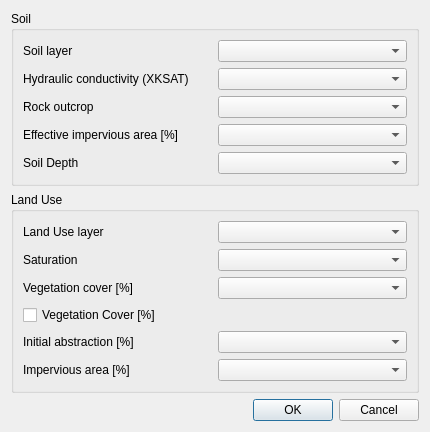
FLO-2DSoftware/qgis-flo-2d-plugin, file flo2d/ui/infil_green_ampt.ui: the form before one commit.
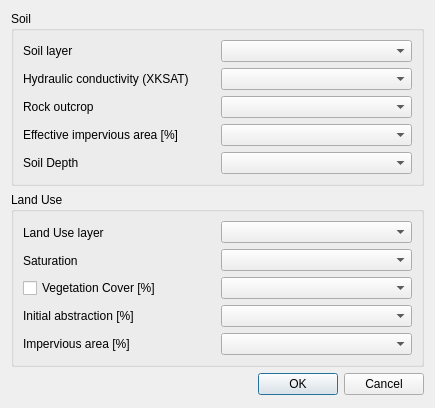
The form after the commit.

Commit message: Green-Ampt infiltration. 1) Dialog restore field names 2) Default values to non-intersecting land use shapefile 3) Switch for vegetation coverage

Diff of the .ui file:
```diff
--- a/flo2d/ui/infil_green_ampt.ui
+++ b/flo2d/ui/infil_green_ampt.ui
@@ -6,7 +6,7 @@
    <rect>
     <x>0</x>
     <y>0</y>
-    <width>430</width>
+    <width>435</width>
     <height>408</height>
    </rect>
   </property>
@@ -14,66 +14,141 @@
    <string>Compute Green-Ampt</string>
   </property>
   <layout class="QGridLayout" name="gridLayout">
+   <item row="2" column="0">
+    <widget class="QGroupBox" name="land_grp">
+     <property name="title">
+      <string>Land Use</string>
+     </property>
+     <layout class="QGridLayout" name="gridLayout_7">
+      <item row="0" column="0">
+       <layout class="QGridLayout" name="gridLayout_3">
+        <item row="3" column="0">
+         <widget class="QLabel" name="label_8">
+          <property name="text">
+           <string>Initial abstraction [%]</string>
+          </property>
+         </widget>
+        </item>
+        <item row="1" column="0">
+         <widget class="QLabel" name="label_6">
+          <property name="text">
+           <string>Saturation</string>
+          </property>
+         </widget>
+        </item>
+        <item row="2" column="0">
+         <widget class="QCheckBox" name="veg_cover_chBox">
+          <property name="text">
+           <string>Vegetation Cover [%]</string>
+          </property>
+         </widget>
+        </item>
+        <item row="4" column="0">
+         <widget class="QLabel" name="label_9">
+          <property name="text">
+           <string>Impervious area [%]</string>
+          </property>
+         </widget>
+        </item>
+        <item row="0" column="0">
+         <widget class="QLabel" name="label_5">
+          <property name="text">
+           <string>Land Use layer</string>
+          </property>
+         </widget>
+        </item>
+       </layout>
+      </item>
+      <item row="0" column="1">
+       <layout class="QGridLayout" name="gridLayout_4">
+        <item row="2" column="0">
+         <widget class="QComboBox" name="vc_cbo"/>
+        </item>
+        <item row="4" column="0">
+         <widget class="QComboBox" name="rtimpl_cbo"/>
+        </item>
+        <item row="0" column="0">
+         <widget class="QComboBox" name="land_cbo"/>
+        </item>
+        <item row="1" column="0">
+         <widget class="QComboBox" name="saturation_cbo"/>
+        </item>
+        <item row="3" column="0">
+         <widget class="QComboBox" name="ia_cbo"/>
+        </item>
+       </layout>
+      </item>
+     </layout>
+    </widget>
+   </item>
    <item row="1" column="0">
     <widget class="QGroupBox" name="soil_grp">
      <property name="title">
       <string>Soil</string>
      </property>
-     <layout class="QGridLayout" name="gridLayout_2">
-      <item row="3" column="1">
-       <widget class="QComboBox" name="eff_cbo"/>
-      </item>
-      <item row="3" column="0">
-       <widget class="QLabel" name="label_3">
-        <property name="text">
-         <string>Effective impervious area [%]</string>
-        </property>
-       </widget>
-      </item>
-      <item row="1" column="1">
-       <widget class="QComboBox" name="xksat_cbo"/>
-      </item>
-      <item row="2" column="1">
-       <widget class="QComboBox" name="rtimps_cbo"/>
-      </item>
-      <item row="2" column="0">
-       <widget class="QLabel" name="label_2">
-        <property name="text">
-         <string>Rock outcrop</string>
-        </property>
-       </widget>
-      </item>
-      <item row="1" column="0">
-       <widget class="QLabel" name="label">
-        <property name="text">
-         <string>Hydraulic conductivity (XKSAT)</string>
-        </property>
-       </widget>
-      </item>
-      <item row="0" column="0">
-       <widget class="QLabel" name="label_4">
-        <property name="text">
-         <string>Soil layer</string>
-        </property>
-       </widget>
-      </item>
+     <layout class="QGridLayout" name="gridLayout_6">
       <item row="0" column="1">
-       <widget class="QComboBox" name="soil_cbo"/>
+       <layout class="QGridLayout" name="gridLayout_5">
+        <item row="1" column="0">
+         <widget class="QComboBox" name="xksat_cbo"/>
+        </item>
+        <item row="3" column="0">
+         <widget class="QComboBox" name="eff_cbo"/>
+        </item>
+        <item row="4" column="0">
+         <widget class="QComboBox" name="soil_depth_cbo"/>
+        </item>
+        <item row="0" column="0">
+         <widget class="QComboBox" name="soil_cbo"/>
+        </item>
+        <item row="2" column="0">
+         <widget class="QComboBox" name="rtimps_cbo"/>
+        </item>
+       </layout>
       </item>
-      <item row="4" column="1">
-       <widget class="QComboBox" name="soil_depth_cbo"/>
-      </item>
-      <item row="4" column="0">
-       <widget class="QLabel" name="label_10">
-        <property name="text">
-         <string>Soil Depth</string>
-        </property>
-       </widget>
+      <item row="0" column="0">
+       <layout class="QGridLayout" name="gridLayout_2">
+        <item row="0" column="0">
+         <widget class="QLabel" name="label_4">
+          <property name="text">
+           <string>Soil layer</string>
+          </property>
+         </widget>
+        </item>
+        <item row="1" column="0">
+         <widget class="QLabel" name="label">
+          <property name="text">
+           <string>Hydraulic conductivity (XKSAT)</string>
+          </property>
+         </widget>
+        </item>
+        <item row="2" column="0">
+         <widget class="QLabel" name="label_2">
+          <property name="text">
+           <string>Rock outcrop</string>
+          </property>
+         </widget>
+        </item>
+        <item row="3" column="0">
+         <widget class="QLabel" name="label_3">
+          <property name="text">
+           <string>Effective impervious area [%]</string>
+          </property>
+         </widget>
+        </item>
+        <item row="4" column="0">
+         <widget class="QLabel" name="label_10">
+          <property name="text">
+           <string>Soil Depth</string>
+          </property>
+         </widget>
+        </item>
+       </layout>
       </item>
      </layout>
     </widget>
    </item>
-   <item row="4" column="0">
+   <item row="3" column="0">
     <widget class="QDialogButtonBox" name="buttonBox">
      <property name="orientation">
       <enum>Qt::Horizontal</enum>
@@ -83,73 +158,7 @@
      </property>
     </widget>
    </item>
-   <item row="2" column="0">
-    <widget class="QGroupBox" name="land_grp">
-     <property name="title">
-      <string>Land Use</string>
-     </property>
-     <layout class="QGridLayout" name="gridLayout_3">
-      <item row="0" column="1">
-       <widget class="QComboBox" name="land_cbo"/>
-      </item>
-      <item row="0" column="0">
-       <widget class="QLabel" name="label_5">
-        <property name="text">
-         <string>Land Use layer</string>
-        </property>
-       </widget>
-      </item>
-      <item row="1" column="0">
-       <widget class="QLabel" name="label_6">
-        <property name="text">
-         <string>Saturation</string>
-        </property>
-       </widget>
-      </item>
-      <item row="4" column="0">
-       <widget class="QLabel" name="label_8">
-        <property name="text">
-         <string>Initial abstraction [%]</string>
-        </property>
-       </widget>
-      </item>
-      <item row="2" column="0">
-       <widget class="QLabel" name="label_7">
-        <property name="text">
-         <string>Vegetation cover [%]</string>
-        </property>
-       </widget>
-      </item>
-      <item row="1" column="1">
-       <widget class="QComboBox" name="saturation_cbo"/>
-      </item>
-      <item row="5" column="1">
-       <widget class="QComboBox" name="rtimpl_cbo"/>
-      </item>
-      <item row="4" column="1">
-       <widget class="QComboBox" name="ia_cbo"/>
-      </item>
-      <item row="5" column="0">
-       <widget class="QLabel" name="label_9">
-        <property name="text">
-         <string>Impervious area [%]</string>
-        </property>
-       </widget>
-      </item>
-      <item row="2" column="1">
-       <widget class="QComboBox" name="vc_cbo"/>
-      </item>
-      <item row="3" column="0">
-       <widget class="QCheckBox" name="veg_cover_chBox">
-        <property name="text">
-         <string>Vegetation Cover [%]</string>
-        </property>
-       </widget>
-      </item>
-     </layout>
-    </widget>
-   </item>
-   <item row="3" column="0">
+   <item row="4" column="0">
     <spacer name="verticalSpacer">
      <property name="orientation">
       <enum>Qt::Vertical</enum>
```
The commit also changes 2 other files.
